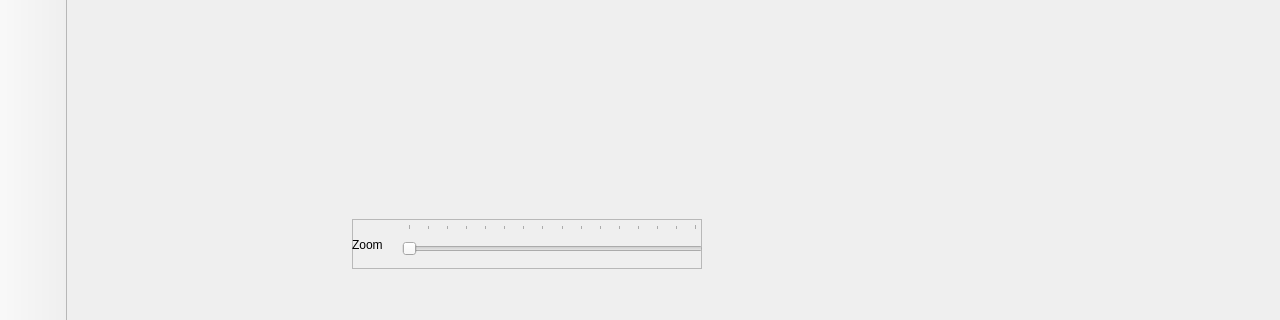
First picture: the form in view.ui, repository Kalean75/Sprite_Editor, before the edit; both pictures show x 0 to 1280 and y 400 to 720 of the 1280 by 720 pixel window.
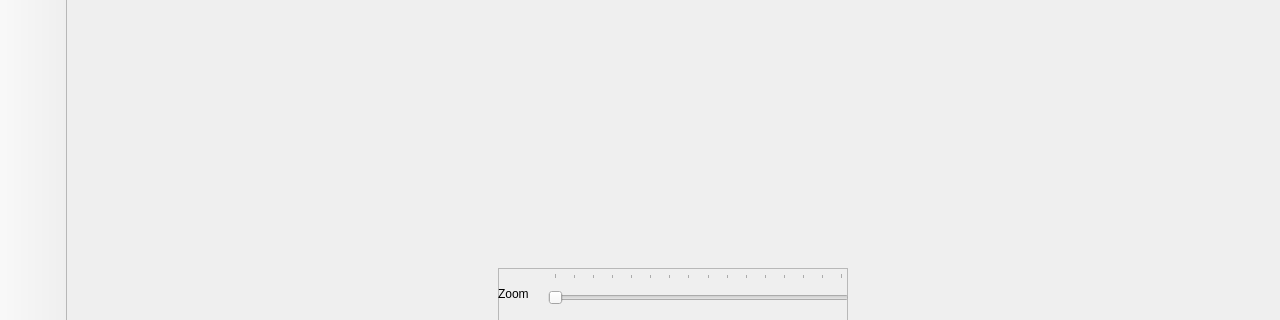
Second picture: the form after the edit. Icons and pictures are not drawn.

Commit message: Manually paint the canvas view and allow for dynamic window resizing

Patch:
```diff
--- a/view.ui
+++ b/view.ui
@@ -17,29 +17,32 @@
    <set>QMainWindow::AllowTabbedDocks</set>
   </property>
   <widget class="QWidget" name="centralwidget">
-   <widget class="QWidget" name="verticalLayoutWidget">
-    <property name="geometry">
-     <rect>
-      <x>920</x>
-      <y>0</y>
-      <width>321</width>
-      <height>701</height>
-     </rect>
+   <layout class="QHBoxLayout" name="horizontalLayout">
+    <property name="spacing">
+     <number>6</number>
     </property>
-    <layout class="QVBoxLayout" name="panelLayout"/>
-   </widget>
-   <widget class="QWidget" name="horizontalLayoutWidget">
-    <property name="geometry">
-     <rect>
-      <x>0</x>
-      <y>0</y>
-      <width>921</width>
-      <height>601</height>
-     </rect>
+    <property name="leftMargin">
+     <number>0</number>
     </property>
-    <layout class="QHBoxLayout" name="canvasLayout">
+    <property name="topMargin">
+     <number>0</number>
+    </property>
+    <property name="rightMargin">
+     <number>0</number>
+    </property>
+    <property name="bottomMargin">
+     <number>0</number>
+    </property>
      <item>
-      <widget class="QLabel" name="canvasLabel">
+     <layout class="QVBoxLayout" name="leftLayout">
+      <item>
+       <widget class="QLabel" name="canvasAnchor">
+        <property name="sizePolicy">
+         <sizepolicy hsizetype="Expanding" vsizetype="Expanding">
+          <horstretch>0</horstretch>
+          <verstretch>0</verstretch>
+         </sizepolicy>
+        </property>
        <property name="styleSheet">
         <string notr="true"/>
        </property>
@@ -54,32 +57,46 @@
        </property>
       </widget>
      </item>
-    </layout>
-   </widget>
-   <widget class="QWidget" name="horizontalLayoutWidget_3">
-    <property name="geometry">
-     <rect>
-      <x>0</x>
-      <y>600</y>
-      <width>921</width>
-      <height>51</height>
-     </rect>
-    </property>
-    <layout class="QHBoxLayout" name="horizontalLayout">
+      <item>
+       <layout class="QHBoxLayout" name="zoomLayout">
+        <property name="spacing">
+         <number>6</number>
+        </property>
+        <property name="bottomMargin">
+         <number>0</number>
+        </property>
      <item>
-      <widget class="QFrame" name="frame">
+         <widget class="QFrame" name="zoomFrame">
+          <property name="sizePolicy">
+           <sizepolicy hsizetype="Expanding" vsizetype="Fixed">
+            <horstretch>0</horstretch>
+            <verstretch>0</verstretch>
+           </sizepolicy>
+          </property>
+          <property name="minimumSize">
+           <size>
+            <width>0</width>
+            <height>53</height>
+           </size>
+          </property>
        <property name="maximumSize">
         <size>
          <width>350</width>
          <height>50</height>
         </size>
        </property>
+          <property name="autoFillBackground">
+           <bool>true</bool>
+          </property>
        <property name="frameShape">
         <enum>QFrame::StyledPanel</enum>
        </property>
        <property name="frameShadow">
         <enum>QFrame::Raised</enum>
        </property>
+          <property name="lineWidth">
+           <number>1</number>
+          </property>
        <widget class="QSlider" name="zoomSlider">
         <property name="geometry">
          <rect>
@@ -124,7 +141,17 @@
       </widget>
      </item>
     </layout>
-   </widget>
+      </item>
+     </layout>
+    </item>
+    <item>
+     <layout class="QVBoxLayout" name="rightLayout">
+      <property name="spacing">
+       <number>6</number>
+      </property>
+     </layout>
+    </item>
+   </layout>
   </widget>
   <widget class="QMenuBar" name="menubar">
    <property name="geometry">
```
Left out of the diff: 3 changed lines with no effect on the pictures. Lines whose indentation alone changed are shown as unchanged. The commit also changes 4 other files.
